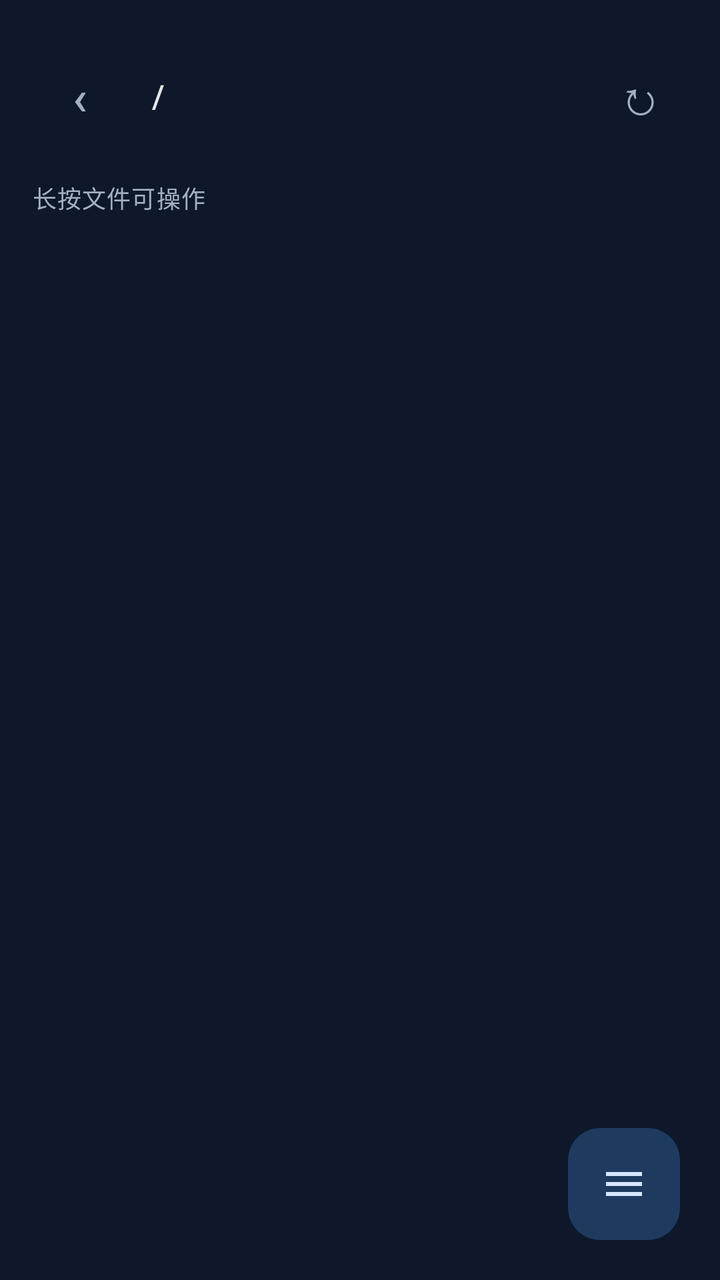
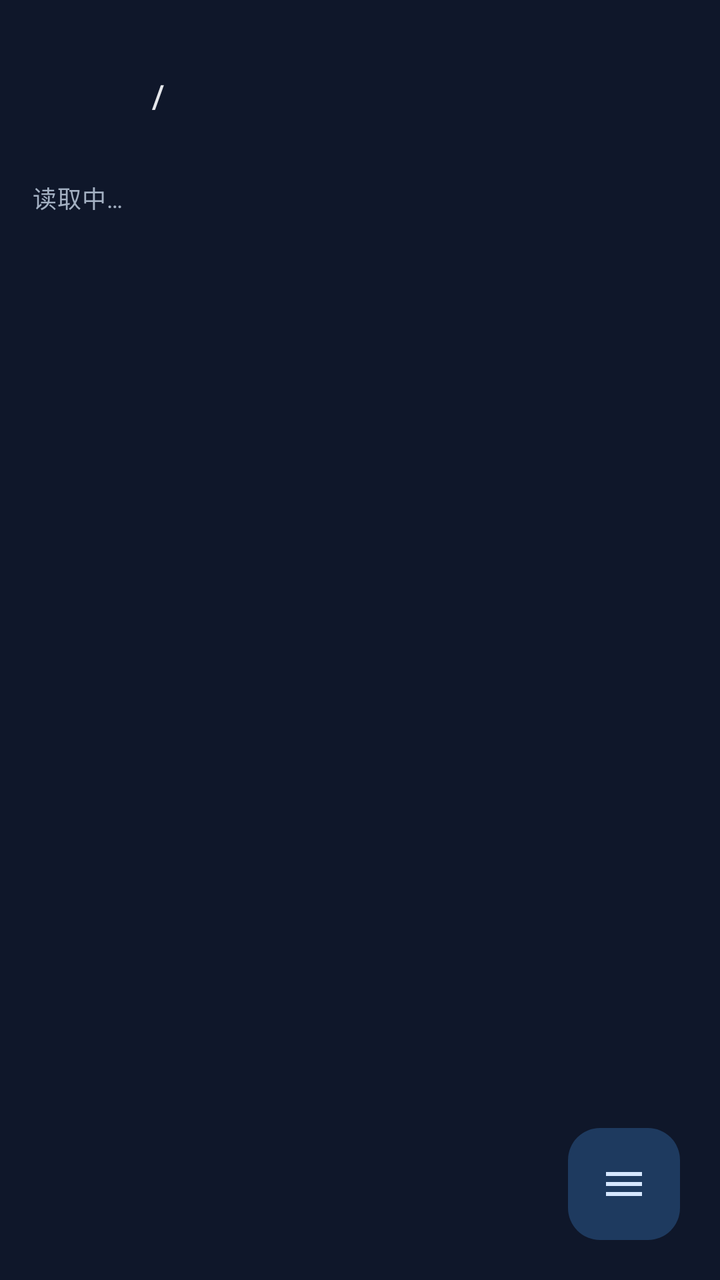

An Android layout rendered at two revisions. The XML below is the earlier revision; the diff shows what the commit changed to produce the second picture.
<!-- AndroidManifest.xml: application theme Theme.CasdonLink -->
<!-- res/layout/activity_files.xml -->
<?xml version="1.0" encoding="utf-8"?>
<FrameLayout xmlns:android="http://schemas.android.com/apk/res/android"
    xmlns:app="http://schemas.android.com/apk/res-auto"
    android:id="@+id/filesRoot"
    android:layout_width="match_parent"
    android:layout_height="match_parent"
    android:background="@color/surface">

    <LinearLayout style="@style/Widget.CasdonLink.Screen.Column">

        <LinearLayout style="@style/Widget.CasdonLink.Toolbar">

            <Button
                android:id="@+id/filesBackButton"
                style="@style/Widget.CasdonLink.Button.Icon"
                android:contentDescription="返回上一级目录"
                android:text="‹" />

            <TextView
                android:id="@+id/filesPath"
                style="@style/Text.CasdonLink.SectionTitle"
                android:layout_width="0dp"
                android:layout_marginStart="@dimen/space_md"
                android:layout_weight="1"
                android:background="?android:attr/selectableItemBackground"
                android:contentDescription="切换目录"
                android:ellipsize="start"
                android:paddingTop="6dp"
                android:paddingBottom="6dp"
                android:singleLine="true"
                android:text="/" />

            <Button
                android:id="@+id/filesRefresh"
                style="@style/Widget.CasdonLink.Button.Icon"
                android:contentDescription="刷新当前目录"
                android:text="↻" />
        </LinearLayout>

        <TextView
            android:id="@+id/filesHint"
            style="@style/Text.CasdonLink.Caption"
            android:layout_marginTop="10dp"
            android:text="长按文件可操作" />

        <androidx.recyclerview.widget.RecyclerView
            android:id="@+id/fileList"
            style="@style/Widget.CasdonLink.List"
            android:layout_marginTop="10dp"
            android:paddingBottom="88dp" />
    </LinearLayout>

    
    <com.google.android.material.floatingactionbutton.FloatingActionButton
        android:id="@+id/filesFab"
        android:layout_width="wrap_content"
        android:layout_height="wrap_content"
        android:layout_gravity="bottom|end"
        android:layout_marginEnd="@dimen/space_xl"
        android:layout_marginBottom="@dimen/space_xl"
        android:contentDescription="更多操作"
        android:src="@drawable/ic_menu_lines"
        app:backgroundTint="@color/primary_container"
        app:elevation="0dp"
        app:shapeAppearanceOverlay="@style/ShapeAppearance.CasdonLink.Large"
        app:tint="@color/on_primary_container" />
</FrameLayout>
<!-- resources referenced by this layout -->
<resources>
  <color name="on_primary_container">#D6E7FF</color>
  <color name="primary_container">#1E3A5F</color>
  <color name="surface">#0F172A</color>
  <dimen name="space_md">12dp</dimen>
  <dimen name="space_xl">20dp</dimen>
  <dimen name="corner_large">16dp</dimen>
  <color name="on_surface_variant">#A3B0C2</color>
  <dimen name="text_caption">12sp</dimen>
  <color name="on_surface">#E5E7EB</color>
  <dimen name="text_section_title">16sp</dimen>
  <dimen name="icon_button_width">48dp</dimen>
  <dimen name="icon_button_height">48dp</dimen>
  <dimen name="text_icon">24sp</dimen>
  <color name="ripple_on_surface">#33FFFFFF</color>
  <dimen name="screen_padding_bottom">@dimen/space_2xl</dimen>
  <dimen name="toolbar_height">64dp</dimen>
  <dimen name="control_height">48dp</dimen>
  <dimen name="space_2xl">24dp</dimen>
  <dimen name="text_body">14sp</dimen>
  <dimen name="space_lg">16dp</dimen>
  <color name="primary">#4F9CF9</color>
  <color name="on_primary">#04121F</color>
  <color name="inverse_primary">#1E3A5F</color>
  <color name="secondary">#5EEAD4</color>
  <color name="on_secondary">#03201C</color>
  <color name="secondary_container">#123C3A</color>
  <color name="on_secondary_container">#B8FFF2</color>
  <color name="error">#F87171</color>
  <color name="on_error">#2A0A0A</color>
  <color name="error_container">#4A1D1D</color>
  <color name="on_error_container">#FFDAD6</color>
  <color name="surface_variant">#2B3852</color>
  <color name="surface_dim">#0B1220</color>
  <color name="surface_bright">#35415C</color>
  <color name="surface_container_lowest">#0A101D</color>
  <color name="surface_container_low">#141E33</color>
  <color name="surface_container">#1A253B</color>
  <color name="surface_container_high">#202C44</color>
  <color name="surface_container_highest">#26334D</color>
  <color name="inverse_surface">#E5E7EB</color>
  <color name="inverse_on_surface">#1A253B</color>
  <color name="outline">#57657D</color>
  <color name="outline_variant">#334155</color>
  <color name="text_hint">#7C8AA0</color>
  <dimen name="corner_medium">12dp</dimen>
  <color name="ripple_primary">#334F9CF9</color>
  <dimen name="text_toolbar_title">22sp</dimen>
  <!-- unchanged entries left out for length: 22 -->
</resources>

<!-- the commit's change to res/layout/activity_files.xml (unified diff, before → after) -->
@@ -12,9 +12,8 @@
 
             <Button
                 android:id="@+id/filesBackButton"
-                style="@style/Widget.CasdonLink.Button.Icon"
-                android:contentDescription="返回上一级目录"
-                android:text="‹" />
+                style="@style/Widget.CasdonLink.Button.Icon.Back"
+                android:contentDescription="返回上一级目录" />
 
             <TextView
                 android:id="@+id/filesPath"
@@ -32,16 +31,15 @@
 
             <Button
                 android:id="@+id/filesRefresh"
-                style="@style/Widget.CasdonLink.Button.Icon"
-                android:contentDescription="刷新当前目录"
-                android:text="↻" />
+                style="@style/Widget.CasdonLink.Button.Icon.Refresh"
+                android:contentDescription="刷新当前目录" />
         </LinearLayout>
 
         <TextView
             android:id="@+id/filesHint"
             style="@style/Text.CasdonLink.Caption"
             android:layout_marginTop="10dp"
-            android:text="长按文件可操作" />
+            android:text="读取中…" />
 
         <androidx.recyclerview.widget.RecyclerView
             android:id="@+id/fileList"
<!-- resource entries referenced after the edit -->
@@ -5,11 +5,48 @@
   <color name="surface">#0F172A</color>
   <dimen name="space_md">12dp</dimen>
   <dimen name="space_xl">20dp</dimen>
+  <style name="Widget.CasdonLink.Button.Icon.Back" parent="Widget.CasdonLink.Button.Icon.Action">
+          <item name="icon">@drawable/ic_arrow_back</item>
+      </style>
+  <style name="Widget.CasdonLink.Button.Icon.Refresh" parent="Widget.CasdonLink.Button.Icon.Action">
+          <item name="icon">@drawable/ic_refresh</item>
+      </style>
   <dimen name="corner_large">16dp</dimen>
   <color name="on_surface_variant">#A3B0C2</color>
   <dimen name="text_caption">12sp</dimen>
   <color name="on_surface">#E5E7EB</color>
   <dimen name="text_section_title">16sp</dimen>
+  <style name="Widget.CasdonLink.Button.Icon.Action" parent="Widget.CasdonLink.Button.Icon">
+          <item name="android:padding">@dimen/space_md</item>
+          <item name="android:paddingStart">@dimen/space_md</item>
+          <item name="android:paddingEnd">@dimen/space_md</item>
+          <item name="iconGravity">textStart</item>
+          <item name="iconPadding">0dp</item>
+          <item name="iconTint">@color/button_tonal_text</item>
+      </style>
+  <!-- drawable ic_arrow_back (drawable) -->
+  <?xml version="1.0" encoding="utf-8"?>
+  <vector xmlns:android="http://schemas.android.com/apk/res/android"
+      android:width="24dp"
+      android:height="24dp"
+      android:autoMirrored="true"
+      android:viewportWidth="24"
+      android:viewportHeight="24">
+      <path
+          android:fillColor="#FFFFFFFF"
+          android:pathData="M20,11H7.83l5.59,-5.59L12,4l-8,8 8,8 1.41,-1.41L7.83,13H20v-2z" />
+  </vector>
+  <!-- drawable ic_refresh (drawable) -->
+  <?xml version="1.0" encoding="utf-8"?>
+  <vector xmlns:android="http://schemas.android.com/apk/res/android"
+      android:width="24dp"
+      android:height="24dp"
+      android:viewportWidth="24"
+      android:viewportHeight="24">
+      <path
+          android:fillColor="#FFFFFFFF"
+          android:pathData="M17.65,6.35C16.2,4.9 14.21,4 12,4c-4.42,0 -7.99,3.58 -7.99,8s3.57,8 7.99,8c3.73,0 6.84,-2.55 7.73,-6h-2.08c-0.82,2.33 -3.04,4 -5.65,4 -3.31,0 -6,-2.69 -6,-6s2.69,-6 6,-6c1.66,0 3.14,0.69 4.22,1.78L13,11h7V4l-2.35,2.35z" />
+  </vector>
   <dimen name="icon_button_width">48dp</dimen>
   <dimen name="icon_button_height">48dp</dimen>
   <dimen name="text_icon">24sp</dimen>
